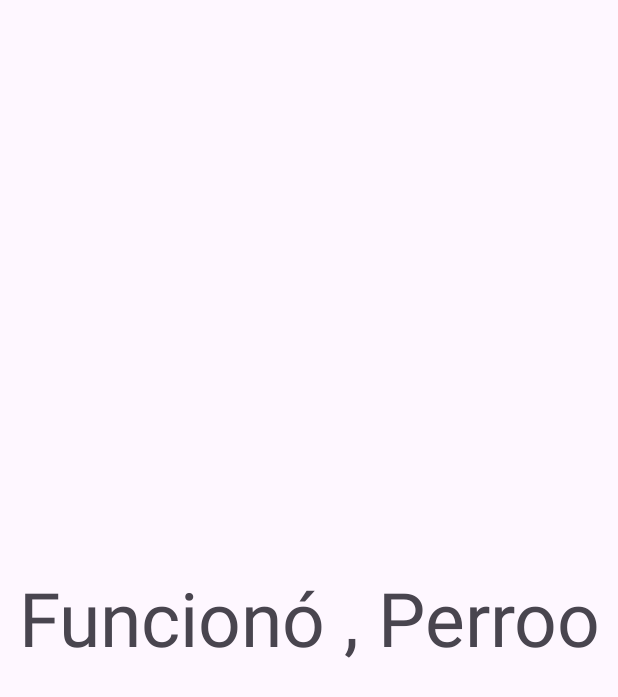
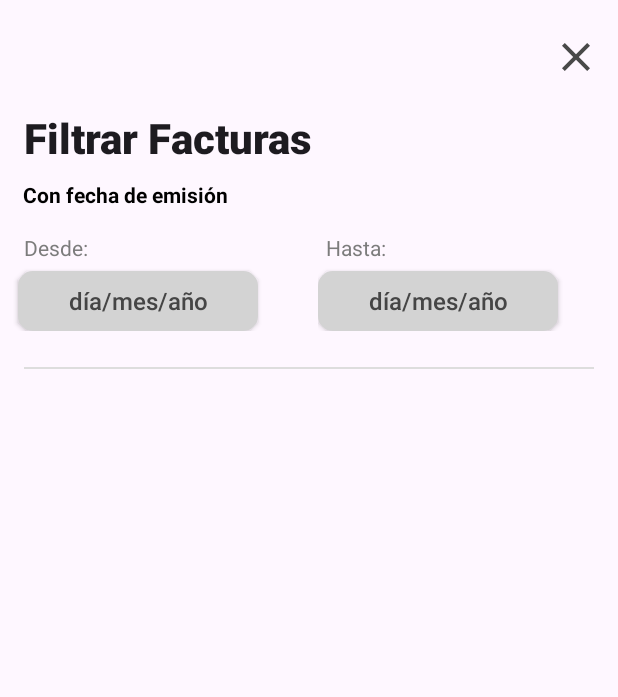
Before and after one commit to SmokeyBirdzz/PracticaFCT, an Android app: the FragmentFiltradoFacturas screen opened through its navigation route, on a phone screen of 412 x 824 dp. Shown: the top 697 px of the screen. Run offline under Robolectric (Android 15) with nearby library versions, the phone set to English and light mode, and no system bars; our stand-ins replace Room's generated code.

Commit message:
Decimoquinta versión de la aplicación.Filtro con Toolbar ,volver atrás funcional y Datepickers también.

```diff
--- a/app/src/main/java/com/smokey/practicafct/ui/fragments/FragmentFiltradoFacturas.kt
+++ b/app/src/main/java/com/smokey/practicafct/ui/fragments/FragmentFiltradoFacturas.kt
@@ -1,35 +1,41 @@
 package com.smokey.practicafct.ui.fragments
 
+import android.app.DatePickerDialog
 import android.os.Bundle
 import androidx.fragment.app.Fragment
 import android.view.LayoutInflater
 import android.view.View
 import android.view.ViewGroup
+import android.widget.Button
+import android.widget.ImageButton
+import android.widget.Toolbar
+import androidx.navigation.fragment.findNavController
 import com.smokey.practicafct.R
+import java.util.Calendar
 
-// TODO: Rename parameter arguments, choose names that match
-// the fragment initialization parameters, e.g. ARG_ITEM_NUMBER
-private const val ARG_PARAM1 = "param1"
-private const val ARG_PARAM2 = "param2"
+class FragmentFiltradoFacturas : Fragment() {
 
-/**
- * A simple [Fragment] subclass.
- * Use the [FragmentFiltradoFacturas.newInstance] factory method to
- * create an instance of this fragment.
- */
-class FragmentFiltradoFacturas : Fragment() {
-    // TODO: Rename and change types of parameters
-    private var param1: String? = null
-    private var param2: String? = null
-
+private lateinit var btnDesde : Button
+private lateinit var btnHasta : Button
     override fun onCreate(savedInstanceState: Bundle?) {
         super.onCreate(savedInstanceState)
         arguments?.let {
-            param1 = it.getString(ARG_PARAM1)
-            param2 = it.getString(ARG_PARAM2)
         }
     }
 
+    override fun onViewCreated(view: View, savedInstanceState: Bundle?) {
+        super.onViewCreated(view, savedInstanceState)
+        val toolBar = view.findViewById<Toolbar>(R.id.toolBarTitle)
+        val cancelButton = view.findViewById<ImageButton>(R.id.imageButtonCancel)
+        btnDesde = view.findViewById(R.id.btnDesde)
+        btnHasta = view.findViewById(R.id.btnHasta)
+
+        cancelButton.setOnClickListener {
+            findNavController().navigate(R.id.action_fragmentFiltradoFacturas_to_fragmentListadoFacturas)
+        }
+        btnDesde.setOnClickListener { showDatePickerDesde(it) }
+        btnHasta.setOnClickListener { showDatePickerHasta(it) }
+    }
     override fun onCreateView(
         inflater: LayoutInflater, container: ViewGroup?,
         savedInstanceState: Bundle?
@@ -38,23 +44,33 @@ class FragmentFiltradoFacturas : Fragment() {
         return inflater.inflate(R.layout.fragment_filtrado_facturas, container, false)
     }
 
-    companion object {
-        /**
-         * Use this factory method to create a new instance of
-         * this fragment using the provided parameters.
-         *
-         * @param param1 Parameter 1.
-         * @param param2 Parameter 2.
-         * @return A new instance of fragment FragmentFiltradoFacturas.
-         */
-        // TODO: Rename and change types and number of parameters
-        @JvmStatic
-        fun newInstance(param1: String, param2: String) =
-            FragmentFiltradoFacturas().apply {
-                arguments = Bundle().apply {
-                    putString(ARG_PARAM1, param1)
-                    putString(ARG_PARAM2, param2)
-                }
-            }
+    private fun showDatePickerDesde(view: View) {
+        val cal = Calendar.getInstance()
+        val datePickerDialog = DatePickerDialog(
+            requireContext(),
+            { _, year, month, dayOfMonth ->
+                val selectedDate = "$dayOfMonth/${month + 1}/$year"
+                btnDesde.text = selectedDate
+            },
+            cal.get(Calendar.YEAR),
+            cal.get(Calendar.MONTH),
+            cal.get(Calendar.DAY_OF_MONTH)
+        )
+        datePickerDialog.show()
     }
+    fun showDatePickerHasta(view: View) {
+        val cal = Calendar.getInstance()
+        val datePickerDialog = DatePickerDialog(
+            requireContext(),
+            { _, year, month, dayOfMonth ->
+                val selectedDate = "$dayOfMonth/${month + 1}/$year"
+                btnHasta.text = selectedDate
+            },
+            cal.get(Calendar.YEAR),
+            cal.get(Calendar.MONTH),
+            cal.get(Calendar.DAY_OF_MONTH)
+        )
+        datePickerDialog.show()
+    }
+
 }
--- /dev/null
+++ b/app/src/main/res/drawable/custom_button_background.xml
@@ -0,0 +1,6 @@
+<?xml version="1.0" encoding="utf-8"?>
+<shape xmlns:android="http://schemas.android.com/apk/res/android"
+    android:shape="rectangle">
+    <solid android:color="#D3D3D3" />
+    <corners android:radius="10dp" />
+</shape>
--- /dev/null
+++ b/app/src/main/res/drawable/ic_close.xml
@@ -0,0 +1,5 @@
+<vector xmlns:android="http://schemas.android.com/apk/res/android" android:height="32dp" android:tint="#494949" android:viewportHeight="24" android:viewportWidth="24" android:width="32dp">
+
+    <path android:fillColor="@android:color/white" android:pathData="M19,6.41L17.59,5 12,10.59 6.41,5 5,6.41 10.59,12 5,17.59 6.41,19 12,13.41 17.59,19 19,17.59 13.41,12z"/>
+
+</vector>
--- a/app/src/main/res/layout/fragment_filtrado_facturas.xml
+++ b/app/src/main/res/layout/fragment_filtrado_facturas.xml
@@ -1,16 +1,129 @@
 <?xml version="1.0" encoding="utf-8"?>
-<FrameLayout xmlns:android="http://schemas.android.com/apk/res/android"
+<androidx.constraintlayout.widget.ConstraintLayout xmlns:android="http://schemas.android.com/apk/res/android"
     xmlns:tools="http://schemas.android.com/tools"
     android:layout_width="match_parent"
     android:layout_height="match_parent"
+    xmlns:app="http://schemas.android.com/apk/res-auto"
     tools:context=".ui.fragments.FragmentFiltradoFacturas">
 
-    <!-- TODO: Update blank fragment layout -->
+    <ImageButton
+        android:id="@+id/imageButtonCancel"
+        app:layout_constraintEnd_toEndOf="@+id/toolBarTitle"
+        app:layout_constraintBottom_toTopOf="@+id/toolBarTitle"
+        android:layout_height="wrap_content"
+        android:backgroundTint="@color/transparent"
+        android:layout_width="wrap_content"
+        android:src="@drawable/ic_close"
+
+        />
+
+<Toolbar
+    android:layout_width="match_parent"
+    android:layout_height="0dp"
+    android:id="@+id/toolBarTitle"
+    app:layout_constraintTop_toTopOf="parent"
+    android:layout_marginTop="64dp"
+    app:layout_constraintStart_toStartOf="parent"
+    android:contentInsetStart="16dp"
+    android:title="Filtrar Facturas"
+    android:titleTextAppearance="@style/BoldLargeTitleTextAppearance"
+    app:layout_constraintEnd_toEndOf="parent"/>
+
     <TextView
         android:layout_width="match_parent"
-        android:layout_height="match_parent"
-        android:gravity="center"
-        android:textSize="50dp"
-        android:text="Funcionó , Perroo" />
+        android:layout_height="wrap_content"
+        android:id="@+id/textViewUnderTitle"
+        android:text="Con fecha de emisión"
+        android:paddingLeft="15dp"
+        app:layout_constraintTop_toBottomOf="@+id/toolBarTitle"
+        app:layout_constraintStart_toStartOf="parent"
+        app:layout_constraintEnd_toEndOf="parent"
+        android:textStyle="bold"
+        android:textColor="@color/black"
+        />
 
-</FrameLayout>
+    <LinearLayout
+        android:id="@+id/linearDesdeHasta"
+        android:layout_width="match_parent"
+        android:layout_height="wrap_content"
+        app:layout_constraintStart_toStartOf="parent"
+        app:layout_constraintEnd_toEndOf="parent"
+        app:layout_constraintTop_toBottomOf="@+id/textViewUnderTitle"
+        android:gravity="center" >
+
+        <LinearLayout
+            android:layout_width="wrap_content"
+            android:layout_weight="1"
+            android:layout_height="wrap_content"
+            android:orientation="vertical"
+            >
+
+            <TextView
+                android:layout_width="wrap_content"
+                android:id="@+id/textViewDesde"
+                android:layout_height="wrap_content"
+                android:textColor="@color/strongGrey"
+                android:layout_marginBottom="6dp"
+                android:text="Desde:"
+                android:paddingLeft="16dp"
+                android:layout_marginTop="16dp"
+
+                />
+
+            <androidx.appcompat.widget.AppCompatButton
+                android:id="@+id/btnDesde"
+                android:layout_width="160dp"
+                android:layout_height="40dp"
+                style="@style/ButtonCustomStyle"
+                android:textAllCaps="false"
+                android:paddingHorizontal="18dp"
+                android:text="día/mes/año"
+                android:layout_marginLeft="12dp"
+                />
+
+        </LinearLayout>
+
+        <LinearLayout
+            android:layout_width="wrap_content"
+            android:layout_height="wrap_content"
+            android:layout_weight="1"
+            android:orientation="vertical"
+            >
+
+            <TextView
+                android:layout_width="wrap_content"
+                android:id="@+id/textViewHasta"
+                android:layout_height="wrap_content"
+                android:text="Hasta:"
+                android:paddingLeft="5dp"
+                android:layout_marginBottom="6dp"
+                android:layout_marginTop="16dp"
+                android:textColor="@color/strongGrey"
+
+                />
+
+            <androidx.appcompat.widget.AppCompatButton
+                android:id="@+id/btnHasta"
+                android:layout_width="160dp"
+                style="@style/ButtonCustomStyle"
+                android:layout_height="40dp"
+                android:paddingHorizontal="18dp"
+                android:textAllCaps="false"
+                android:text="día/mes/año"
+                />
+
+        </LinearLayout>
+    </LinearLayout>
+
+    <View
+        android:id="@+id/view"
+        android:layout_width="match_parent"
+        android:layout_height="1dp"
+        android:layout_marginHorizontal="16dp"
+        android:layout_marginTop="24dp"
+        android:background="#DDDDDD"
+        app:layout_constraintTop_toBottomOf="@+id/linearDesdeHasta"
+        />
+
+
+</androidx.constraintlayout.widget.ConstraintLayout>
--- a/app/src/main/res/navigation/nav_graph.xml
+++ b/app/src/main/res/navigation/nav_graph.xml
@@ -17,5 +17,9 @@
         android:id="@+id/fragmentFiltradoFacturas"
         android:name="com.smokey.practicafct.ui.fragments.FragmentFiltradoFacturas"
         android:label="fragment_filtrado_facturas"
-        tools:layout="@layout/fragment_filtrado_facturas" />
+        tools:layout="@layout/fragment_filtrado_facturas" >
+        <action
+            android:id="@+id/action_fragmentFiltradoFacturas_to_fragmentListadoFacturas"
+            app:destination="@id/fragmentListadoFacturas" />
+    </fragment>
 </navigation>
--- a/app/src/main/res/values/colors.xml
+++ b/app/src/main/res/values/colors.xml
@@ -3,6 +3,7 @@
     <color name="black">#FF000000</color>
     <color name="white">#FFFFFFFF</color>
     <color name="grey">#B5B5B5</color>
+    <color name="strongGrey">#7C7C7C</color>
     <color name="green">#8BC34A</color>
     <color name="transparent">#008BC34A</color>
     <color name="red">#E64949</color>
--- /dev/null
+++ b/app/src/main/res/values/styles.xml
@@ -0,0 +1,14 @@
+<?xml version="1.0" encoding="utf-8"?>
+<resources>
+    <style name="BoldLargeTitleTextAppearance" parent="TextAppearance.AppCompat.Widget.ActionBar.Title">
+        <item name="android:textStyle">bold</item>
+        <item name="android:textSize">28sp</item>
+    </style>
+
+    <style name="ButtonCustomStyle">
+        <item name="android:background">@drawable/custom_button_background</item>
+        <item name="android:radius">20dp</item>
+        <item name="android:textColor">#454545</item>
+        <item name="android:textSize">16sp</item>
+    </style>
+</resources>
```
